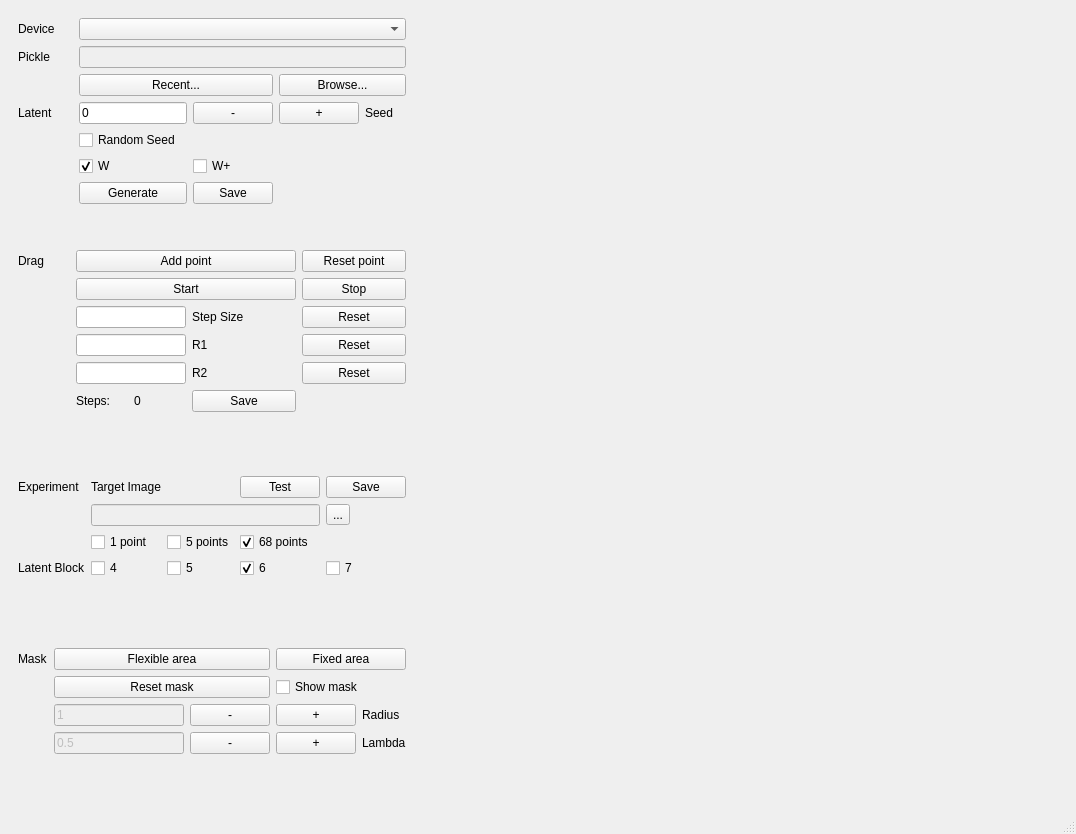
The window that ui/mainwindow.ui (Mech-Who/MyDragGAN) describes before a commit, drawn with Qt 5.
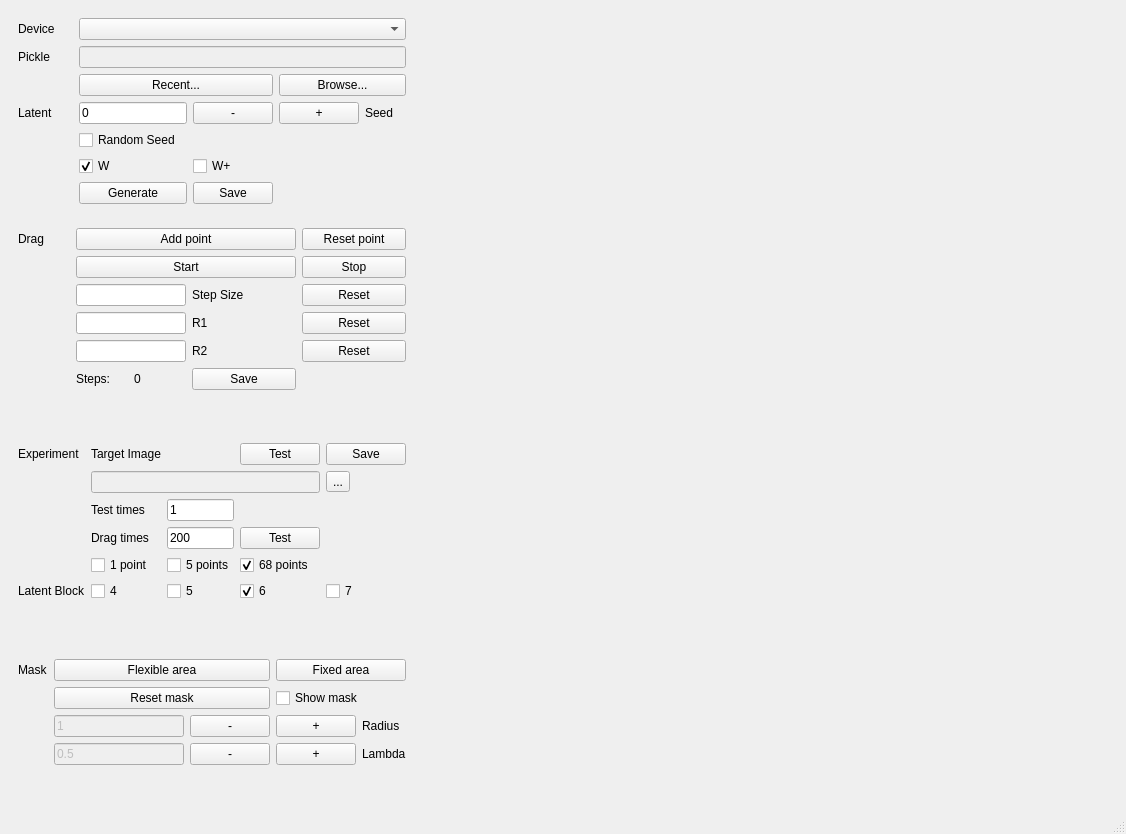
The same window after the commit. Custom widgets are drawn as their Qt base class.

What changed in the file:
```diff
--- a/ui/mainwindow.ui
+++ b/ui/mainwindow.ui
@@ -6,7 +6,7 @@
    <rect>
     <x>0</x>
     <y>0</y>
-    <width>1076</width>
+    <width>1126</width>
     <height>834</height>
    </rect>
   </property>
@@ -21,23 +21,23 @@
     <item row="2" column="0">
      <widget class="QWidget" name="experiment" native="true">
       <layout class="QGridLayout" name="gridLayout_5" columnstretch="0,0,0,0,0">
-       <item row="3" column="1">
-        <widget class="QCheckBox" name="OnePoint_CheckBox">
+       <item row="6" column="3">
+        <widget class="QCheckBox" name="SixBlock_CheckBox">
          <property name="enabled">
           <bool>true</bool>
          </property>
          <property name="text">
-          <string>1 point</string>
+          <string>6</string>
          </property>
          <property name="checked">
-          <bool>false</bool>
+          <bool>true</bool>
          </property>
          <attribute name="buttonGroup">
-          <string notr="true">Point_ButtonGroup</string>
+          <string notr="true">Block_ButtonGroup</string>
          </attribute>
         </widget>
        </item>
-       <item row="4" column="4">
+       <item row="6" column="4">
         <widget class="QCheckBox" name="SevenBlock_CheckBox">
          <property name="enabled">
           <bool>true</bool>
@@ -53,29 +53,6 @@
          </attribute>
         </widget>
        </item>
-       <item row="4" column="1">
-        <widget class="QCheckBox" name="FourBlock_CheckBox">
-         <property name="enabled">
-          <bool>true</bool>
-         </property>
-         <property name="text">
-          <string>4</string>
-         </property>
-         <property name="checked">
-          <bool>false</bool>
-         </property>
-         <attribute name="buttonGroup">
-          <string notr="true">Block_ButtonGroup</string>
-         </attribute>
-        </widget>
-       </item>
-       <item row="0" column="4">
-        <widget class="QPushButton" name="SaveExperiment_PushButton">
-         <property name="text">
-          <string>Save</string>
-         </property>
-        </widget>
-       </item>
        <item row="0" column="1">
         <widget class="QLabel" name="TargetImage_Label">
          <property name="text">
@@ -83,24 +60,59 @@
          </property>
         </widget>
        </item>
+       <item row="6" column="1">
+        <widget class="QCheckBox" name="FourBlock_CheckBox">
+         <property name="enabled">
+          <bool>true</bool>
+         </property>
+         <property name="text">
+          <string>4</string>
+         </property>
+         <property name="checked">
+          <bool>false</bool>
+         </property>
+         <attribute name="buttonGroup">
+          <string notr="true">Block_ButtonGroup</string>
+         </attribute>
+        </widget>
+       </item>
+       <item row="3" column="1">
+        <widget class="QLabel" name="TestTimes_Label">
+         <property name="text">
+          <string>Test times</string>
+         </property>
+        </widget>
+       </item>
+       <item row="6" column="2">
+        <widget class="QCheckBox" name="FiveBlock_CheckBox">
+         <property name="enabled">
+          <bool>true</bool>
+         </property>
+         <property name="text">
+          <string>5</string>
+         </property>
+         <property name="checked">
+          <bool>false</bool>
+         </property>
+         <attribute name="buttonGroup">
+          <string notr="true">Block_ButtonGroup</string>
+         </attribute>
+        </widget>
+       </item>
        <item row="5" column="1">
-        <spacer name="verticalSpacer_4">
-         <property name="orientation">
-          <enum>Qt::Vertical</enum>
-         </property>
-         <property name="sizeHint" stdset="0">
-          <size>
-           <width>20</width>
-           <height>40</height>
-          </size>
-         </property>
-        </spacer>
-       </item>
-       <item row="2" column="1" colspan="3">
-        <widget class="QLineEdit" name="TargetImage_LineEdit">
+        <widget class="QCheckBox" name="OnePoint_CheckBox">
          <property name="enabled">
+          <bool>true</bool>
+         </property>
+         <property name="text">
+          <string>1 point</string>
+         </property>
+         <property name="checked">
           <bool>false</bool>
          </property>
+         <attribute name="buttonGroup">
+          <string notr="true">Point_ButtonGroup</string>
+         </attribute>
         </widget>
        </item>
        <item row="0" column="0">
@@ -110,36 +122,6 @@
          </property>
         </widget>
        </item>
-       <item row="4" column="3">
-        <widget class="QCheckBox" name="SixBlock_CheckBox">
-         <property name="enabled">
-          <bool>true</bool>
-         </property>
-         <property name="text">
-          <string>6</string>
-         </property>
-         <property name="checked">
-          <bool>true</bool>
-         </property>
-         <attribute name="buttonGroup">
-          <string notr="true">Block_ButtonGroup</string>
-         </attribute>
-        </widget>
-       </item>
-       <item row="2" column="4">
-        <widget class="QToolButton" name="TargetImage_ToolButton">
-         <property name="text">
-          <string>...</string>
-         </property>
-        </widget>
-       </item>
-       <item row="4" column="0">
-        <widget class="QLabel" name="LatentBlock_Label">
-         <property name="text">
-          <string>Latent Block</string>
-         </property>
-        </widget>
-       </item>
        <item row="0" column="3">
         <widget class="QPushButton" name="Test_PushButton">
          <property name="text">
@@ -147,33 +129,7 @@
          </property>
         </widget>
        </item>
-       <item row="4" column="2">
-        <widget class="QCheckBox" name="FiveBlock_CheckBox">
-         <property name="enabled">
-          <bool>true</bool>
-         </property>
-         <property name="text">
-          <string>5</string>
-         </property>
-         <property name="checked">
-          <bool>false</bool>
-         </property>
-         <attribute name="buttonGroup">
-          <string notr="true">Block_ButtonGroup</string>
-         </attribute>
-        </widget>
-       </item>
-       <item row="3" column="2">
-        <widget class="QCheckBox" name="FivePoints_CheckBox">
-         <property name="text">
-          <string>5 points</string>
-         </property>
-         <attribute name="buttonGroup">
-          <string notr="true">Point_ButtonGroup</string>
-         </attribute>
-        </widget>
-       </item>
-       <item row="3" column="3">
+       <item row="5" column="3">
         <widget class="QCheckBox" name="SixtyEightPoints_CheckBox">
          <property name="text">
           <string>68 points</string>
@@ -186,6 +142,91 @@
          </attribute>
         </widget>
        </item>
+       <item row="7" column="1">
+        <spacer name="verticalSpacer_4">
+         <property name="orientation">
+          <enum>Qt::Vertical</enum>
+         </property>
+         <property name="sizeHint" stdset="0">
+          <size>
+           <width>20</width>
+           <height>40</height>
+          </size>
+         </property>
+        </spacer>
+       </item>
+       <item row="6" column="0">
+        <widget class="QLabel" name="LatentBlock_Label">
+         <property name="text">
+          <string>Latent Block</string>
+         </property>
+        </widget>
+       </item>
+       <item row="5" column="2">
+        <widget class="QCheckBox" name="FivePoints_CheckBox">
+         <property name="text">
+          <string>5 points</string>
+         </property>
+         <attribute name="buttonGroup">
+          <string notr="true">Point_ButtonGroup</string>
+         </attribute>
+        </widget>
+       </item>
+       <item row="3" column="2">
+        <widget class="QLineEdit" name="TestTimes_LineEdit">
+         <property name="enabled">
+          <bool>true</bool>
+         </property>
+         <property name="text">
+          <string>1</string>
+         </property>
+        </widget>
+       </item>
+       <item row="2" column="1" colspan="3">
+        <widget class="QLineEdit" name="TargetImage_LineEdit">
+         <property name="enabled">
+          <bool>false</bool>
+         </property>
+        </widget>
+       </item>
+       <item row="2" column="4">
+        <widget class="QToolButton" name="TargetImage_ToolButton">
+         <property name="text">
+          <string>...</string>
+         </property>
+        </widget>
+       </item>
+       <item row="0" column="4">
+        <widget class="QPushButton" name="SaveExperiment_PushButton">
+         <property name="text">
+          <string>Save</string>
+         </property>
+        </widget>
+       </item>
+       <item row="4" column="1">
+        <widget class="QLabel" name="DragTimes_Label">
+         <property name="text">
+          <string>Drag times</string>
+         </property>
+        </widget>
+       </item>
+       <item row="4" column="2">
+        <widget class="QLineEdit" name="DragTimes_LineEdit">
+         <property name="enabled">
+          <bool>true</bool>
+         </property>
+         <property name="text">
+          <string>200</string>
+         </property>
+        </widget>
+       </item>
+       <item row="4" column="3">
+        <widget class="QPushButton" name="Experience_PushButton">
+         <property name="text">
+          <string>Test</string>
+         </property>
+        </widget>
+       </item>
       </layout>
      </widget>
     </item>
@@ -607,7 +648,7 @@
     <rect>
      <x>0</x>
      <y>0</y>
-     <width>1076</width>
+     <width>1126</width>
      <height>21</height>
     </rect>
    </property>
```
